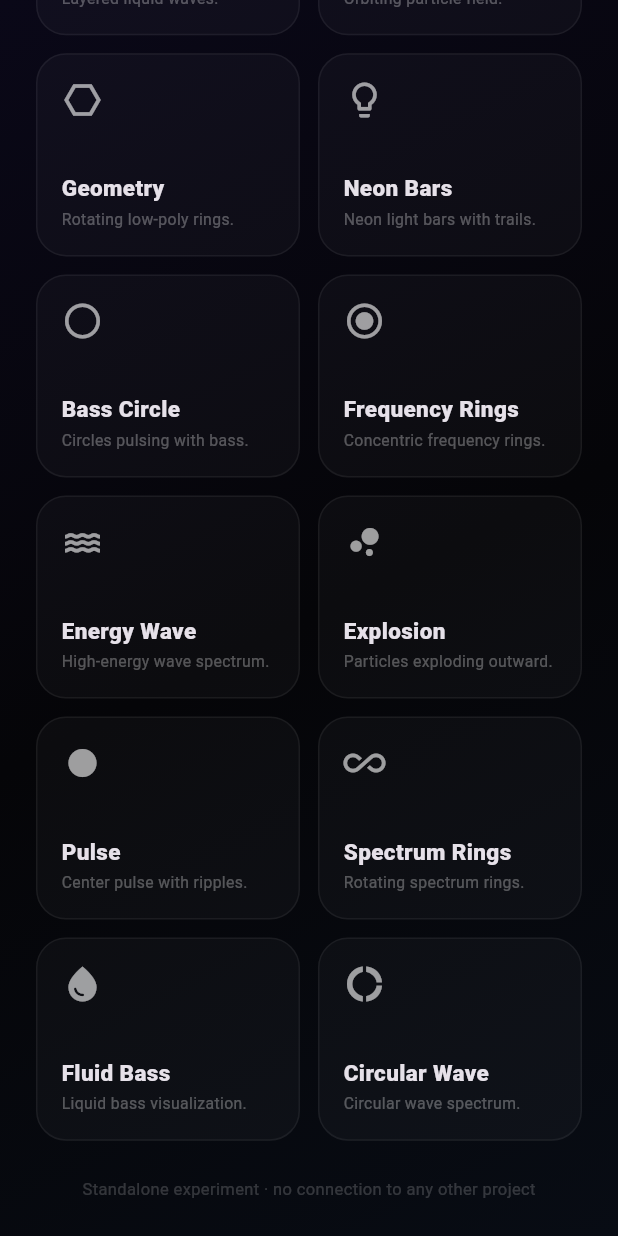
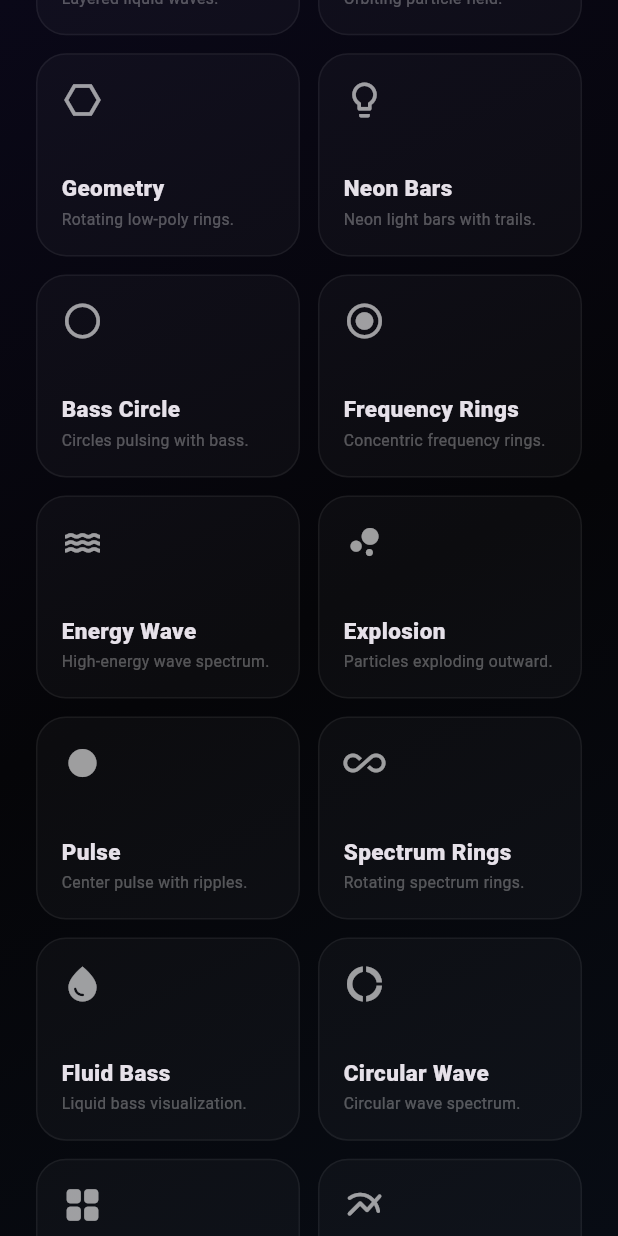
Before and after one commit to Yassine0Xyz/visualizer-prjct, a Flutter app: the screen it shows after launch, scrolled down 941 dp, on a phone screen of 412 x 824 dp. Run offline on Flutter 3.47's test engine with Material 3 defaults, Android fonts, the phone set to English and light mode, and no system bars; our stand-ins replace file_picker, just_audio; missing offline and left inert: ffmpeg_kit_flutter_new_audio.

Commit message:
Add waterfall and stereo oscilloscope visualizers

```diff
--- a/lib/core/analysis/audio_frame.dart
+++ b/lib/core/analysis/audio_frame.dart
@@ -11,6 +11,8 @@ class AudioFrame {
     required this.bassEnergy,
     required this.midEnergy,
     required this.highEnergy,
+    this.waveformLeft,
+    this.waveformRight,
   });
 
   final double timeMs;
@@ -22,6 +24,9 @@ class AudioFrame {
   final double bassEnergy;
   final double midEnergy;
   final double highEnergy;
+  /// Downsampled waveform snapshots retained for time-domain visualizers.
+  final Float32List? waveformLeft;
+  final Float32List? waveformRight;
 
   static const int bandCount = 64;
 }
--- a/lib/features/player/screens/home_screen.dart
+++ b/lib/features/player/screens/home_screen.dart
@@ -179,7 +179,7 @@ class HomeScreen extends StatelessWidget {
 
                           const SizedBox(height: 40),
                           Text(
-                            '18 Visualizer Styles',
+                            '20 Visualizer Styles',
                             style: TextStyle(
                               fontSize: 20,
                               fontWeight: FontWeight.w800,
--- a/lib/features/visualizers/styles/bars_painter.dart
+++ b/lib/features/visualizers/styles/bars_painter.dart
@@ -12,8 +12,8 @@ class BarsPainter extends VisualizerPainter {
 
     final n = data.values.length;
     final slot = size.width / n;
-    final barWidth = slot * 0.62;
-    final maxH = size.height * 0.72;
+    final barWidth = slot * 0.48;
+    final maxH = size.height * 0.62;
 
     for (var i = 0; i < n; i++) {
       final v = data.values[i];
@@ -23,7 +23,7 @@ class BarsPainter extends VisualizerPainter {
 
       final rect = RRect.fromRectAndRadius(
         Rect.fromLTWH(x, size.height - h, barWidth, h),
-        Radius.circular(barWidth / 2),
+        Radius.circular(3),
       );
       if (config.glow) {
         canvas.drawRRect(
--- a/lib/features/visualizers/styles/fluid_bass_painter.dart
+++ b/lib/features/visualizers/styles/fluid_bass_painter.dart
@@ -11,7 +11,7 @@ class FluidBassPainter extends VisualizerPainter {
 
     final center = size.center(Offset.zero);
     final minDim = math.min(size.width, size.height);
-    final bass = data.bass * config.bassBoost;
+    final bass = (data.bass * config.bassBoost).clamp(0.0, 1.0).toDouble();
     final energy = data.energy;
 
     // Liquid blobs responding to bass
@@ -19,7 +19,7 @@ class FluidBassPainter extends VisualizerPainter {
     for (var blob = 0; blob < blobCount; blob++) {
       final t = blob / (blobCount - 1);
       final baseRadius = minDim * (0.08 + t * 0.18);
-      final blobBass = bass * (0.7 + t * 0.3);
+      final blobBass = (bass * (0.7 + t * 0.3)).clamp(0.0, 1.0).toDouble();
 
       final points = <Offset>[];
       final segments = 20 + blob * 4;
--- a/lib/features/visualizers/styles/frequency_rings_painter.dart
+++ b/lib/features/visualizers/styles/frequency_rings_painter.dart
@@ -22,7 +22,9 @@ class FrequencyRingsPainter extends VisualizerPainter {
       final radius = minDimension * (0.12 + ringT * 0.31);
       final segmentLength = 2 * math.pi / segmentCount;
       for (var segment = 0; segment < segmentCount; segment++) {
-        final bandIndex = (ring * (count ~/ ringCount) + segment * 2) % count;
+        final rangeStart = ring < 3 ? 0 : (ring < 6 ? count ~/ 3 : (count * 2) ~/ 3);
+        final rangeEnd = ring < 3 ? count ~/ 3 : (ring < 6 ? (count * 2) ~/ 3 : count);
+        final bandIndex = (rangeStart + (segment * 2 + ring) % math.max(1, rangeEnd - rangeStart)) % count;
         final value = data.values[bandIndex].clamp(0.0, 1.0).toDouble();
         final sweep = segmentLength * (0.30 + value * 0.62);
         final rotation = data.phase * (ring.isEven ? 0.35 : -0.28);
--- a/lib/features/visualizers/visualizer_data.dart
+++ b/lib/features/visualizers/visualizer_data.dart
@@ -10,6 +10,9 @@ class VisualizerData extends ChangeNotifier {
   }
 
   static const int bandCount = AudioFrame.bandCount;
+  static const int historyCapacity = 120;
+  final List<Float32List> _history = <Float32List>[];
+  List<Float32List> get history => List<Float32List>.unmodifiable(_history);
 
   late final Float32List values;
   late final Float32List targets;
@@ -25,10 +28,13 @@ class VisualizerData extends ChangeNotifier {
 
   double phase = 0;
   double beatPhase = 0;
+  Float32List waveformLeft = Float32List(64);
+  Float32List waveformRight = Float32List(64);
 
   bool _stopped = true;
 
   void setStopped(bool stopped) => _stopped = stopped;
+  void clearHistory() => _history.clear();
 
   void update(
     Float32List newTargets,
@@ -40,8 +46,14 @@ class VisualizerData extends ChangeNotifier {
     double midEnergyT,
     double highEnergyT,
     double smoothness,
+    Float32List? waveLeft,
+    Float32List? waveRight,
   ) {
     previousValues.setAll(0, values);
+    if (waveLeft != null && waveRight != null) {
+      waveformLeft = Float32List.fromList(waveLeft);
+      waveformRight = Float32List.fromList(waveRight);
+    }
     targets.setAll(0, newTargets);
 
     if (!_stopped) {
@@ -63,6 +75,10 @@ class VisualizerData extends ChangeNotifier {
       if ((v - values[i]).abs() > 0.0003) dirty = true;
       values[i] = v;
     }
+    if (!_stopped && (_history.isEmpty || _history.last.asMap().entries.any((e) => (e.value - values[e.key]).abs() > 0.025))) {
+      _history.add(Float32List.fromList(values));
+      if (_history.length > historyCapacity) _history.removeAt(0);
+    }
     if (dirty || !_stopped) notifyListeners();
   }
 
--- a/lib/features/visualizers/visualizer_style.dart
+++ b/lib/features/visualizers/visualizer_style.dart
@@ -18,7 +18,9 @@ enum VisualizerStyle {
   pulsingCenter,
   spectrumRings,
   fluidBass,
-  circularWave;
+  circularWave,
+  waterfall,
+  oscilloscope;
 
   String get label => switch (this) {
     VisualizerStyle.bars => 'Bars',
@@ -39,6 +41,8 @@ enum VisualizerStyle {
     VisualizerStyle.spectrumRings => 'Spectrum Rings',
     VisualizerStyle.fluidBass => 'Fluid Bass',
     VisualizerStyle.circularWave => 'Circular Wave',
+    VisualizerStyle.waterfall => 'Waterfall',
+    VisualizerStyle.oscilloscope => 'Oscilloscope',
   };
 
   String get description => switch (this) {
@@ -60,6 +64,8 @@ enum VisualizerStyle {
     VisualizerStyle.spectrumRings => 'Rotating spectrum rings.',
     VisualizerStyle.fluidBass => 'Liquid bass visualization.',
     VisualizerStyle.circularWave => 'Circular wave spectrum.',
+    VisualizerStyle.waterfall => 'Scrolling frequency heatmap over time.',
+    VisualizerStyle.oscilloscope => 'Stereo waveform scope with a centered trace.',
   };
 
   IconData get icon => switch (this) {
@@ -81,5 +87,7 @@ enum VisualizerStyle {
     VisualizerStyle.spectrumRings => Icons.all_inclusive,
     VisualizerStyle.fluidBass => Icons.water_drop,
     VisualizerStyle.circularWave => Icons.donut_large,
+    VisualizerStyle.waterfall => Icons.grid_view_rounded,
+    VisualizerStyle.oscilloscope => Icons.multiline_chart_rounded,
   };
 }
--- a/lib/features/visualizers/visualizer_view.dart
+++ b/lib/features/visualizers/visualizer_view.dart
@@ -19,6 +19,8 @@ import 'styles/pulsing_center_painter.dart';
 import 'styles/radial_painter.dart';
 import 'styles/spectrum_rings_painter.dart';
 import 'styles/wave_painter.dart';
+import 'styles/waterfall_painter.dart';
+import 'styles/oscilloscope_painter.dart';
 import 'styles/energy_wave_painter.dart';
 import 'visualizer_config.dart';
 import 'visualizer_data.dart';
@@ -50,6 +52,8 @@ VisualizerPainter createPainter(
     VisualizerStyle.spectrumRings => SpectrumRingsPainter(data, config, theme),
     VisualizerStyle.fluidBass => FluidBassPainter(data, config, theme),
     VisualizerStyle.circularWave => CircularWavePainter(data, config, theme),
+    VisualizerStyle.waterfall => WaterfallPainter(data, config, theme),
+    VisualizerStyle.oscilloscope => OscilloscopePainter(data, config, theme),
   };
 }
 
```
Also changed, not shown: lib/core/analysis/analysis_backend.dart (+31 -6 lines), lib/core/analysis/spectrum_analyzer.dart (+8 -0 lines), lib/features/player/player_controller.dart (+9 -0 lines), lib/features/visualizers/styles/circular_wave_painter.dart (+4 -4 lines), lib/features/visualizers/styles/oscilloscope_painter.dart (added, +41 -0 lines), lib/features/visualizers/styles/waterfall_painter.dart (added, +32 -0 lines), 2 other files.
